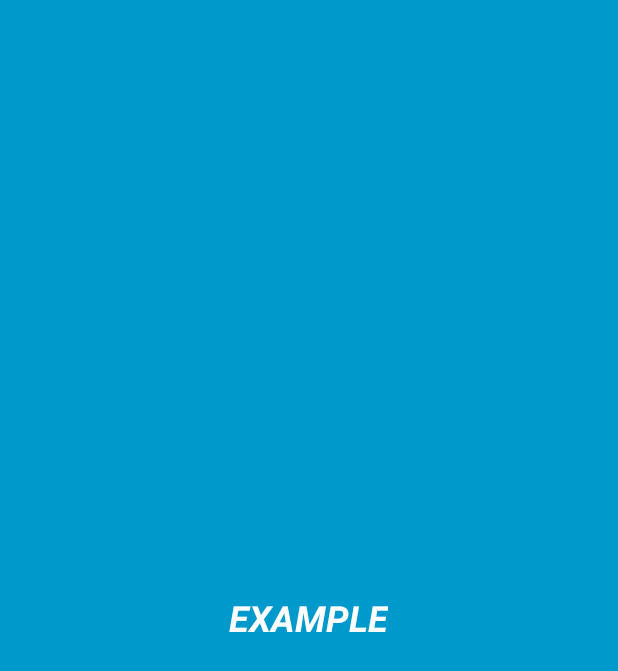
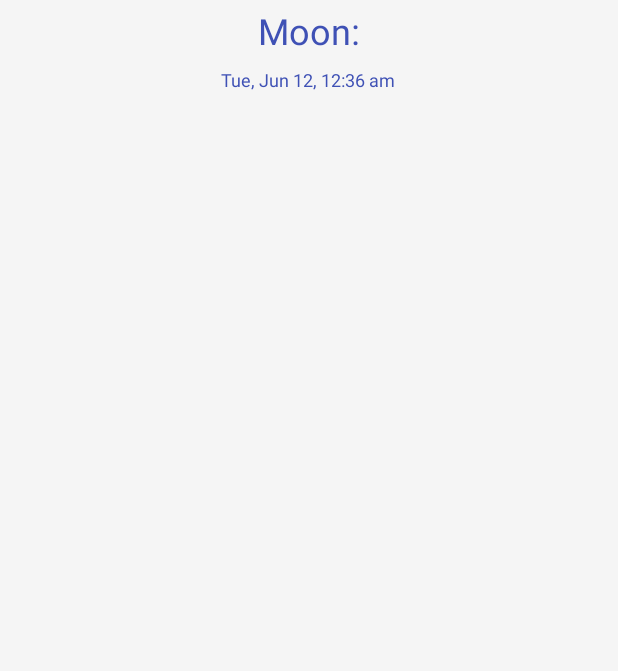
Before and after one commit to AshitakaLax/Capstone-Project, an Android app: the layout active_timelapse_projects_widget.xml on its own in the app's theme, with its tools: preview values and no code run, on a phone screen of 412 x 824 dp. Shown: the top 671 px of the screen. Run offline under Robolectric (Android 15) with nearby library versions, the phone set to English and light mode, and no system bars.

Commit message:
finished the widget, and preview. Still working on the google firebase, and this may be to the 2 different build variants.

```diff
--- a/ScheduledTimeLapse/app/build.gradle
+++ b/ScheduledTimeLapse/app/build.gradle
@@ -26,7 +26,7 @@ android {
                 }
         premium
                 {
-                    applicationId "com.ashitakalax.scheduledtimelapse.premium"
+                    applicationId "com.ashitakalax.scheduledtimelapse"
                     versionCode 1
                     versionName "1.0.0"
                 }
--- a/ScheduledTimeLapse/app/src/main/res/layout/active_timelapse_projects_widget.xml
+++ b/ScheduledTimeLapse/app/src/main/res/layout/active_timelapse_projects_widget.xml
@@ -1,21 +1,31 @@
 <RelativeLayout xmlns:android="http://schemas.android.com/apk/res/android"
     android:layout_width="match_parent"
     android:layout_height="match_parent"
-    android:background="#09C"
+    android:background="@color/background"
     android:padding="@dimen/widget_margin">
 
     <TextView
-        android:id="@+id/appwidget_text"
+        android:id="@+id/appwidget_title_text"
         android:layout_width="wrap_content"
         android:layout_height="wrap_content"
+        android:layout_alignParentTop="true"
         android:layout_centerHorizontal="true"
-        android:layout_centerVertical="true"
-        android:layout_margin="8dp"
-        android:background="#09C"
-        android:contentDescription="@string/appwidget_text"
-        android:text="@string/appwidget_text"
-        android:textColor="#ffffff"
-        android:textSize="24sp"
-        android:textStyle="bold|italic" />
+        android:layout_margin="4dp"
+        android:background="@color/background"
+        android:text="@string/appwidget_example_title_text"
+        android:textColor="@color/colorPrimary"
+        android:textSize="24sp" />
+
+    <TextView
+        android:id="@+id/appwidget_time_text"
+        android:layout_width="wrap_content"
+        android:layout_height="wrap_content"
+        android:layout_below="@+id/appwidget_title_text"
+        android:layout_centerHorizontal="true"
+        android:layout_margin="4dp"
+        android:background="@color/background"
+        android:text="@string/appwidget_exmaple_time_text"
+        android:textColor="@color/colorPrimary"
+        android:textSize="12sp" />
 
 </RelativeLayout>
--- a/ScheduledTimeLapse/app/src/main/res/values/strings.xml
+++ b/ScheduledTimeLapse/app/src/main/res/values/strings.xml
@@ -38,11 +38,13 @@
     <string name="new_project_frequency">Frequency</string>
     <string name="new_project_sample_date">Tue, Jul 24, 2016</string>
     <string name="new_project_sample_time">12:12 pm</string>
+    <string name="google_app_id">1:365247791071:android:f78b010329056009</string>
 
 
     <!--Content Description Strings-->
     <string name="nav_header_image_cd">App Icon</string>
     <string name="nav_user_email">User_email@email.com</string>
-    <string name="appwidget_text">EXAMPLE</string>
+    <string name="appwidget_example_title_text">Moon: </string>
+    <string name="appwidget_exmaple_time_text">Tue, Jun 12, 12:36 am </string>
     <string name="add_widget">Add widget</string>
 </resources>
```
Also changed, not shown: ScheduledTimeLapse/app/src/main/java/com/ashitakalax/scheduledtimelapse/ActiveTimelapseProjectsWidget.java (+59 -5 lines), ScheduledTimeLapse/app/src/main/java/com/ashitakalax/scheduledtimelapse/alarm/AlarmReceiver.java (+21 -2 lines), ScheduledTimeLapse/app/src/main/res/xml/active_timelapse_projects_widget_info.xml (+4 -4 lines), ScheduledTimeLapse/app/src/main/res/drawable-nodpi/appwidget_preview.png (added).
